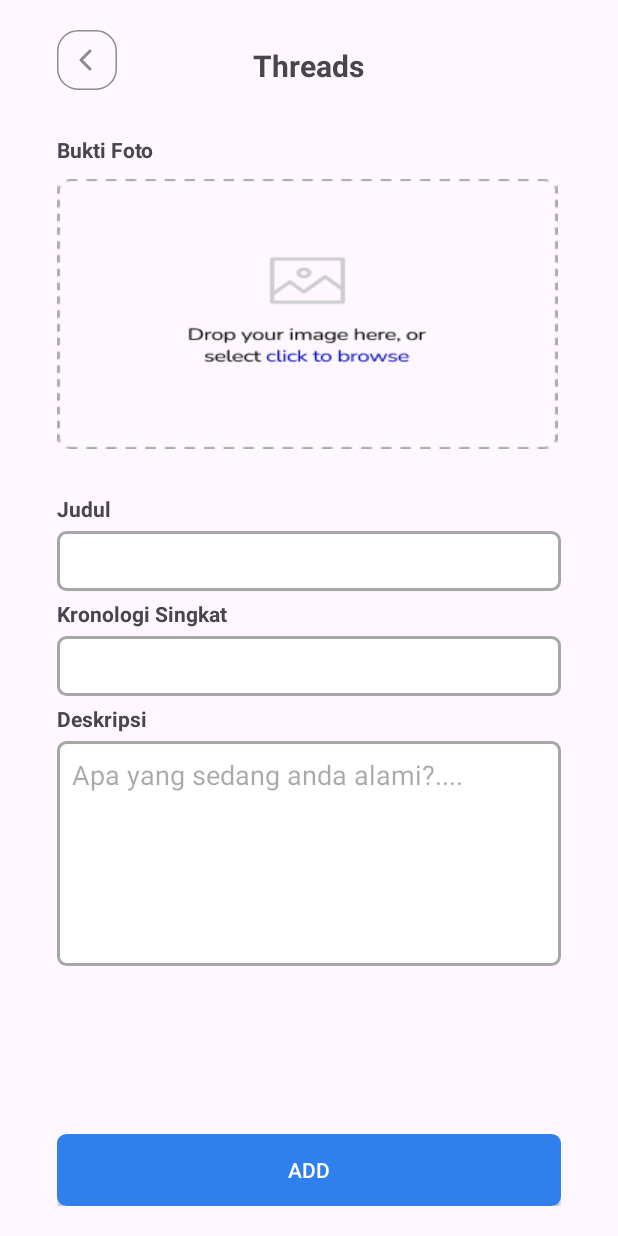
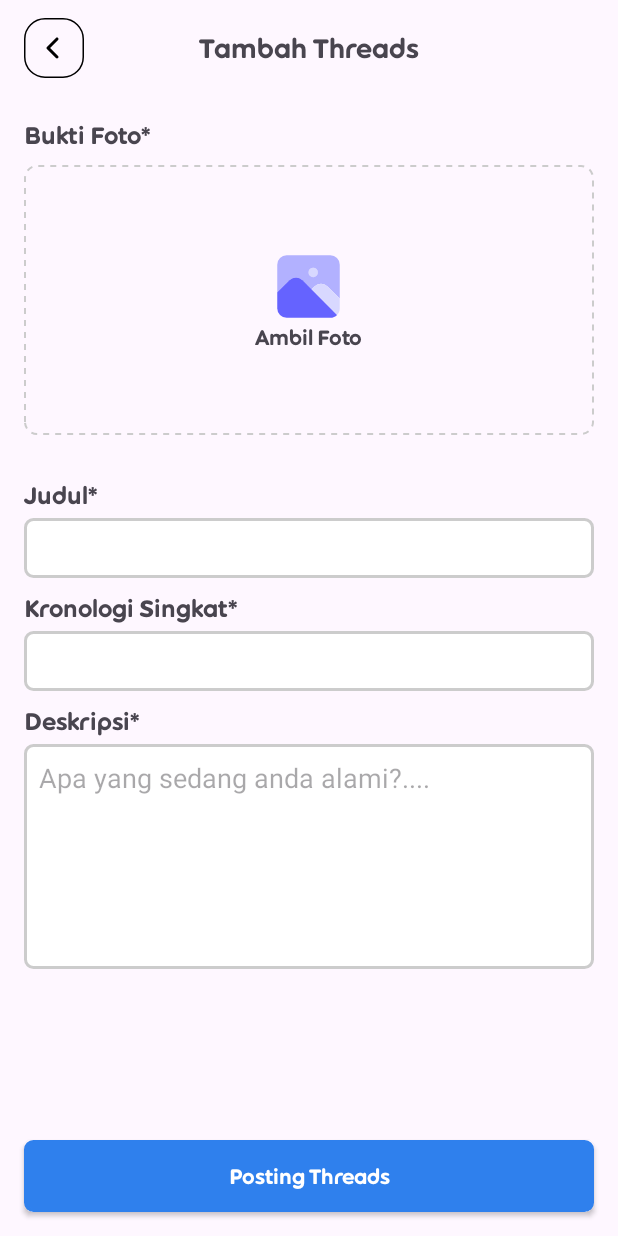
Before and after one commit to ihsanulhadii/KDRT, an Android app: the ActivityPostThreads screen opened directly, with no data from a screen before it, on a phone screen of 412 x 824 dp. Run offline under Robolectric (Android 15) with nearby library versions, the phone set to English and light mode, and no system bars; our stand-ins replace Firebase (no records; nobody signed in at launch, a user with empty details on screens opened directly); libraries missing offline, so code that uses them is left out: com.devhoony.lottieproegressdialog; 1 statement that could not run was skipped.

```diff
--- a/app/src/main/java/com/example/myapplication/activity/ActivityPostThreads.java
+++ b/app/src/main/java/com/example/myapplication/activity/ActivityPostThreads.java
@@ -14,6 +14,8 @@ import android.view.View;
 import android.widget.Button;
 import android.widget.EditText;
 import android.widget.ImageView;
+import android.widget.LinearLayout;
+import android.widget.TextView;
 import android.widget.Toast;
 
 import androidx.annotation.NonNull;
@@ -69,6 +71,8 @@ public class ActivityPostThreads extends AppCompatActivity {
     private FusedLocationProviderClient fusedLocationProviderClient;
 
     private Boolean isPostSuccess = false;
+    private TextView tvTitleToolbar;
+    private LinearLayout llAddImage;
 
 
 
@@ -93,6 +97,10 @@ public class ActivityPostThreads extends AppCompatActivity {
 
 
         ivBack = findViewById(R.id.ivBack);
+        llAddImage = findViewById(R.id.llAddImage);
+        tvTitleToolbar = findViewById(R.id.tvTitleToolbar);
+
+        tvTitleToolbar.setText("Tambah Threads");
 
         ivBack.setOnClickListener(new View.OnClickListener() {
             @Override
@@ -117,7 +125,7 @@ public class ActivityPostThreads extends AppCompatActivity {
 
 
         //klik button add image
-        ivAddImage.setOnClickListener(new View.OnClickListener() {
+        llAddImage.setOnClickListener(new View.OnClickListener() {
             @Override
             public void onClick(View view) {
                 showDialogCameraGallery();
@@ -301,7 +309,7 @@ public class ActivityPostThreads extends AppCompatActivity {
             @Override
             public void onClick(View view) {
                 ivClearImage.setVisibility(View.GONE);
-                ivAddImage.setImageDrawable(getDrawable(R.drawable.image_blank));
+                ivAddImage.setImageBitmap(null);
 
             }
         });
@@ -375,7 +383,7 @@ public class ActivityPostThreads extends AppCompatActivity {
         etShortDescription.setText("");
         etTitleReport.setText("");
         ivClearImage.setVisibility(View.GONE);
-        ivAddImage.setImageDrawable(getDrawable(R.drawable.image_blank));
+        ivAddImage.setImageDrawable(null);
 
     }
 
--- a/app/src/main/res/drawable/back.xml
+++ b/app/src/main/res/drawable/back.xml
@@ -7,9 +7,9 @@
       android:strokeWidth="1"
       android:pathData="M14,0.5L26,0.5A13.5,13.5 0,0 1,39.5 14L39.5,26A13.5,13.5 0,0 1,26 39.5L14,39.5A13.5,13.5 0,0 1,0.5 26L0.5,14A13.5,13.5 0,0 1,14 0.5z"
       android:fillColor="#00000000"
-      android:strokeColor="#8C8C8C"/>
+      android:strokeColor="#000000"/>
   <path
       android:pathData="M15.293,20.707C14.902,20.317 14.902,19.683 15.293,19.293L21.293,13.293C21.683,12.902 22.317,12.902 22.707,13.293C23.098,13.683 23.098,14.317 22.707,14.707L17.414,20L22.707,25.293C23.098,25.683 23.098,26.317 22.707,26.707C22.317,27.098 21.683,27.098 21.293,26.707L15.293,20.707Z"
-      android:fillColor="#8C8C8C"
+      android:fillColor="#000000"
       android:fillType="evenOdd"/>
 </vector>
--- /dev/null
+++ b/app/src/main/res/drawable/dash_border.xml
@@ -0,0 +1,12 @@
+<!-- res/drawable/dashed_border.xml -->
+
+<shape xmlns:android="http://schemas.android.com/apk/res/android"
+    android:shape="rectangle">
+    <stroke
+        android:color="#CCCCCC"
+        android:width="1dp"
+        android:dashWidth="4dp"
+        android:dashGap="4dp" />
+    <corners
+        android:radius="8dp" /> <!-- Adjust the radius as needed -->
+</shape>
--- /dev/null
+++ b/app/src/main/res/drawable/image_blank.xml
@@ -0,0 +1,18 @@
+<vector xmlns:android="http://schemas.android.com/apk/res/android"
+    android:width="24dp"
+    android:height="24dp"
+    android:viewportWidth="24"
+    android:viewportHeight="24">
+  <path
+      android:pathData="M13.5,9a1.5,1.5 0,1 1,0 -3,1.5 1.5,0 0,1 0,3z"
+      android:fillColor="#d8d8ff"/>
+  <path
+      android:pathData="M19,2L5,2a3.009,3.009 0,0 0,-3 3v8.86l3.88,-3.88a3.075,3.075 0,0 1,4.24 0l2.871,2.887 0.888,-0.888a3.008,3.008 0,0 1,4.242 0L22,15.86L22,5a3.009,3.009 0,0 0,-3 -3zM13.5,9a1.5,1.5 0,1 1,0 -3,1.5 1.5,0 0,1 0,3z"
+      android:fillColor="#b2b1ff"/>
+  <path
+      android:pathData="M10.12,9.98a3.075,3.075 0,0 0,-4.24 0L2,13.86V19a3.009,3.009 0,0 0,3 3h14c0.815,0 1.595,-0.333 2.16,-0.92L10.12,9.98z"
+      android:fillColor="#6563ff"/>
+  <path
+      android:pathData="m22,15.858 l-3.879,-3.879a3.008,3.008 0,0 0,-4.242 0l-0.888,0.888 8.165,8.209c0.542,-0.555 0.845,-1.3 0.844,-2.076v-3.142z"
+      android:fillColor="#d8d8ff"/>
+</vector>
--- a/app/src/main/res/drawable/rounded_threads.xml
+++ b/app/src/main/res/drawable/rounded_threads.xml
@@ -3,7 +3,7 @@
 
     <stroke
         android:width="2dp"
-        android:color="@color/gray" />
+        android:color="#CCCCCC" />
 
     <corners
         android:radius="5dp" />
--- a/app/src/main/res/layout/activity_threads.xml
+++ b/app/src/main/res/layout/activity_threads.xml
@@ -4,149 +4,163 @@
     android:layout_width="match_parent"
     android:layout_height="match_parent"
     xmlns:app="http://schemas.android.com/apk/res-auto"
-    android:layout_marginHorizontal="18dp"
-    android:padding="20dp"
     android:orientation="vertical">
 
-    <ImageView
-        android:id="@+id/ivBack"
-        android:layout_width="wrap_content"
-        android:layout_height="wrap_content"
-        app:srcCompat="@drawable/back"/>
+    <include layout="@layout/layout_toolbar"/>
+
+    <LinearLayout
+        android:layout_width="match_parent"
+        android:layout_height="match_parent"
+        android:layout_below="@+id/toolbar"
+        android:layout_marginStart="16dp"
+        android:layout_marginTop="16dp"
+        android:layout_marginEnd="16dp"
+        android:layout_marginBottom="16dp"
+        android:orientation="vertical">
 
         <TextView
             android:layout_width="wrap_content"
             android:layout_height="wrap_content"
-        android:text="Threads"
-        android:layout_alignParentTop="true"
-        android:layout_centerInParent="true"
-        android:layout_marginTop="10dp"
-        android:textStyle="bold"
-        android:textSize="20sp"/>
+            android:text="Bukti Foto*"
+            android:textSize="16sp"
+            android:fontFamily="@font/ooredoo" />
+
+        <RelativeLayout
+            android:id="@+id/x"
+            android:layout_width="match_parent"
+            android:layout_height="180dp"
+            android:background="@drawable/dash_border"
+            android:layout_marginTop="10dp">
+
 
             <LinearLayout
-        android:id="@+id/xx"
+                android:id="@+id/llAddImage"
+                android:gravity="center"
+                android:layout_centerInParent="true"
                 android:layout_width="wrap_content"
                 android:layout_height="wrap_content"
-        android:layout_below="@+id/ivBack"
-        android:layout_marginTop="30dp"
-        android:orientation="horizontal">
+                android:orientation="vertical">
+
+                <ImageView
+                    app:srcCompat="@drawable/image_blank"
+                    android:layout_width="50dp"
+                    android:layout_height="50dp"/>
 
                 <TextView
                     android:layout_width="wrap_content"
                     android:layout_height="wrap_content"
-            android:text="Bukti Foto"
-            android:textStyle="bold"/>
+                    android:fontFamily="@font/ooredoo"
+                    android:text="Ambil Foto"
+                    tools:ignore="HardcodedText" />
+
 
             </LinearLayout>
 
-    <RelativeLayout
-        android:id="@+id/x"
-        android:layout_width="wrap_content"
-        android:layout_height="180dp"
-        android:layout_marginTop="10dp"
-        android:layout_below="@+id/xx">
-
             <ImageView
                 android:id="@+id/ivAddImage"
-            android:scaleType="fitXY"
                 android:layout_width="wrap_content"
-            android:layout_height="wrap_content"
-            android:src="@drawable/add_foto"/>
+                android:layout_height="match_parent" />
 
 
             <ImageView
                 android:id="@+id/ivClearImage"
-            android:visibility="gone"
-            android:layout_alignParentEnd="true"
                 android:layout_width="wrap_content"
                 android:layout_height="wrap_content"
-            app:srcCompat="@drawable/baseline_cancel_24"/>
+                android:layout_alignParentEnd="true"
+                android:visibility="gone"
+                app:srcCompat="@drawable/baseline_cancel_24" />
 
 
         </RelativeLayout>
 
         <LinearLayout
+            android:id="@+id/aa"
             android:layout_width="match_parent"
             android:layout_height="wrap_content"
-        android:id="@+id/aa"
-        android:orientation="vertical"
             android:layout_below="@+id/x"
-        android:layout_marginTop="30dp">
+            android:layout_marginTop="30dp"
+            android:orientation="vertical">
+
 
             <TextView
                 android:layout_width="wrap_content"
                 android:layout_height="wrap_content"
-            android:text="Judul"
-            android:textStyle="bold"/>
+                android:text="Judul*"
+                android:fontFamily="@font/ooredoo"
+                android:textSize="16sp"
+                android:textStyle="bold" />
+
 
             <EditText
-            android:layout_marginTop="5dp"
                 android:id="@+id/etTitleReport"
                 android:layout_width="match_parent"
                 android:layout_height="40dp"
-            android:paddingHorizontal="10dp"
+                android:layout_marginTop="5dp"
+                android:background="@drawable/rounded_threads"
                 android:inputType="text"
-            android:background="@drawable/rounded_threads"/>
+                android:paddingHorizontal="10dp" />
+
+            <TextView
+                android:layout_marginTop="10dp"
+                android:layout_width="wrap_content"
+                android:layout_height="wrap_content"
+                android:text="Kronologi Singkat*"
+                android:fontFamily="@font/ooredoo"
+                android:textSize="16sp"
+                android:textStyle="bold" />
+
+            <EditText
+                android:id="@+id/etShortDescription"
+                android:layout_width="match_parent"
+                android:layout_height="40dp"
+                android:layout_marginTop="5dp"
+                android:background="@drawable/rounded_threads"
+                android:inputType="text"
+                android:paddingHorizontal="10dp" />
+
 
             <TextView
                 android:layout_width="wrap_content"
                 android:layout_height="wrap_content"
-            android:text="Kronologi Singkat"
-            android:textStyle="bold"
-            android:layout_marginTop="5dp"/>
-        <EditText
+                android:text="Deskripsi*"
+                android:layout_marginTop="10dp"
+                android:fontFamily="@font/ooredoo"
+                android:textSize="16sp"
+                android:textStyle="bold" />
 
-            android:layout_marginTop="5dp"
-            android:id="@+id/etShortDescription"
-            android:layout_width="match_parent"
-            android:layout_height="40dp"
-            android:paddingHorizontal="10dp"
-            android:background="@drawable/rounded_threads"
-            android:inputType="text"/>
-
-    </LinearLayout>
-
-    <RelativeLayout
-        android:layout_marginTop="5dp"
-        android:layout_width="wrap_content"
-        android:layout_height="wrap_content"
-        android:layout_below="@+id/aa">
-
-        <TextView
-            android:id="@+id/tvDescription"
-            android:layout_width="wrap_content"
-            android:layout_height="wrap_content"
-            android:text="Deskripsi"
-            android:textStyle="bold"/>
 
             <EditText
-            android:layout_below="@+id/tvDescription"
                 android:id="@+id/etDescription"
-            android:gravity="top"
                 android:layout_width="match_parent"
                 android:layout_height="150dp"
                 android:layout_marginTop="5dp"
                 android:background="@drawable/rounded_threads"
+                android:gravity="top"
+                android:hint="Apa yang sedang anda alami?...."
+                android:inputType="textMultiLine"
+                android:paddingHorizontal="10dp"
+                android:paddingStart="10dp"
                 android:paddingTop="10dp"
-            android:hint="Apa yang sedang anda alami?...."
-            android:paddingHorizontal="10dp"
-            android:inputType="textMultiLine"
-            android:paddingStart="10dp"
                 tools:ignore="HardcodedText" />
 
+        </LinearLayout>
 
 
-    </RelativeLayout>
+    </LinearLayout>
+
 
     <androidx.appcompat.widget.AppCompatButton
         android:id="@+id/btnAddThreads"
         android:layout_width="match_parent"
         android:layout_height="wrap_content"
-        android:layout_marginTop="30dp"
         android:layout_alignParentBottom="true"
-        android:text="Add"
+        android:text="Posting Threads"
+        android:layout_marginHorizontal="16dp"
+        android:layout_marginBottom="16dp"
+        android:fontFamily="@font/ooredoo"
+        android:textAllCaps="false"
         android:textColor="@color/white"
-        android:background="@drawable/rounded_button"/>
+        android:background="@drawable/rounded_button"
+        tools:ignore="HardcodedText" />
 
 </RelativeLayout>
--- /dev/null
+++ b/app/src/main/res/layout/layout_toolbar.xml
@@ -0,0 +1,29 @@
+<?xml version="1.0" encoding="utf-8"?>
+<androidx.appcompat.widget.Toolbar
+    android:id="@+id/toolbar"
+    android:layout_width="match_parent"
+    android:layout_height="?attr/actionBarSize"
+    android:elevation="10dp"
+    xmlns:android="http://schemas.android.com/apk/res/android"
+    xmlns:app="http://schemas.android.com/apk/res-auto"
+    xmlns:tools="http://schemas.android.com/tools">
+
+    <ImageView
+        android:id="@+id/ivBack"
+        android:layout_width="wrap_content"
+        android:layout_height="wrap_content"
+        android:background="?attr/selectableItemBackgroundBorderless"
+        app:srcCompat="@drawable/back" />
+
+    <TextView
+        android:id="@+id/tvTitleToolbar"
+        android:layout_width="wrap_content"
+        android:layout_height="wrap_content"
+        android:textStyle="bold"
+        android:fontFamily="@font/ooredoo"
+        android:textSize="18sp"
+        tools:text="Toolbar Title"
+        android:layout_gravity="center"
+        android:layout_marginStart="8dp" />
+
+</androidx.appcompat.widget.Toolbar>
```
Also changed, not shown: app/src/main/java/com/example/myapplication/activity/ActivityListThreads.java (+28 -4 lines), app/src/main/java/com/example/myapplication/adapter/ThreadAdapter.java (+35 -3 lines), app/src/main/java/com/example/myapplication/model/ThreadModel.java (+25 -5 lines), app/src/main/res/drawable/no_results.xml (added, +21 -0 lines), app/src/main/res/layout/activity_list_threads.xml (+24 -8 lines), app/src/main/res/layout/item_threads.xml (+6 -6 lines), app/src/main/res/layout/layout_empty.xml (added, +32 -0 lines), app/src/main/res/drawable/image_blank.jpeg (deleted), app/src/main/res/font/ooredoo.otf (added). Lines whose indentation alone changed are shown as unchanged.
